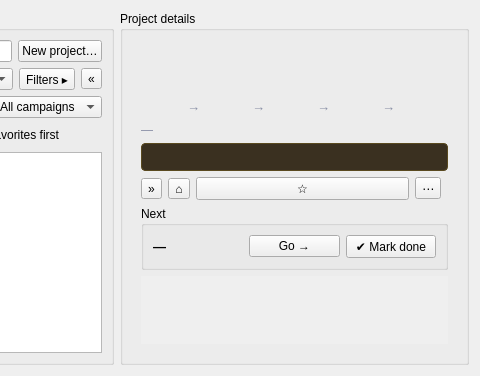
Before: the Qt Designer form nightscribe/gui/ui/projects_tab.ui in irydeo/nightscribe, drawn with Qt 5; both pictures show x 224 to 704 and y 0 to 376 of the 704 by 376 pixel window.
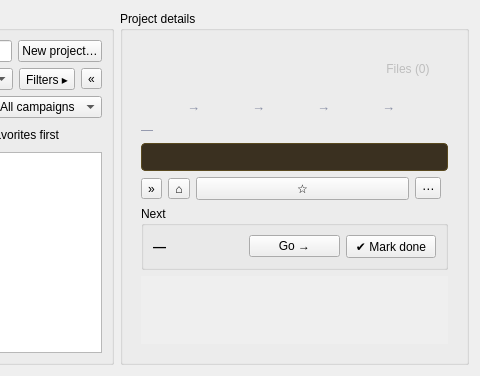
After: the same form once the commit is applied. The open tabs and pages were chosen to show the change.

Commit message: Projects: files window via masthead button (ADR-019 review)

```diff
--- a/nightscribe/gui/ui/projects_tab.ui
+++ b/nightscribe/gui/ui/projects_tab.ui
@@ -174,6 +174,19 @@
                   <property name="openExternalLinks"><bool>false</bool></property>
                  </widget>
                 </item>
+                <!-- The project's registered files, in their own window:
+                     the old collapsed "Project files" section in the
+                     Details tab is retired, this button is the single
+                     entry. Live count + enablement are painted by
+                     main_window._populate_project_files. -->
+                <item>
+                 <widget class="QPushButton" name="btn_files">
+                  <property name="text"><string>Files (0)</string></property>
+                  <property name="enabled"><bool>false</bool></property>
+                  <property name="flat"><bool>true</bool></property>
+                  <property name="toolTip"><string>Open the project files (FITS plates open in the editor)</string></property>
+                 </widget>
+                </item>
                </layout>
               </item>
               <item>
```
The commit also changes 9 other files.
